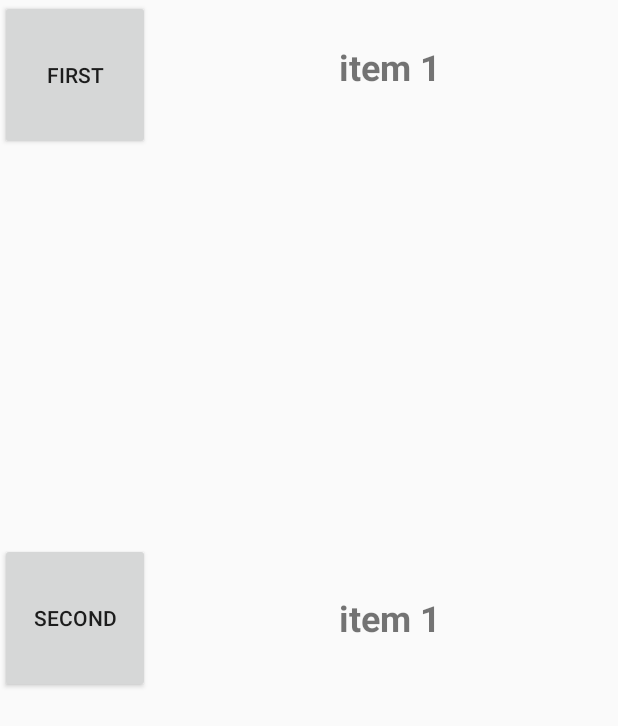
After one commit to michsak/The-Little-Gardener, an Android app: the layout custom_layout.xml on its own in the app's theme, with its tools: preview values and no code run, on a phone screen of 412 x 824 dp. The commit adds this screen. Shown: the top 726 px of the screen. Run offline under Robolectric (Android 15) with nearby library versions, the phone set to English and light mode, and no system bars; Roboto replaces fonts that are not available here.

Commit message:
drop down box list - not working different buttons

```diff
--- /dev/null
+++ b/app/src/main/res/layout/custom_layout.xml
@@ -0,0 +1,54 @@
+<?xml version="1.0" encoding="utf-8"?>
+<RelativeLayout xmlns:android="http://schemas.android.com/apk/res/android"
+    android:layout_width="match_parent"
+    android:layout_height="match_parent" >
+
+    <Button
+        android:id="@+id/first_list_button"
+        android:layout_width="100dp"
+        android:layout_height="100dp"
+        android:layout_alignParentLeft="true"
+        android:layout_alignParentTop="true"
+        android:layout_centerVertical="true"
+        android:layout_marginRight="5dp"
+        android:text="First" />
+
+    <TextView
+        android:id="@+id/first_list_item_string"
+        android:layout_width="312dp"
+        android:layout_height="89dp"
+        android:layout_alignParentRight="true"
+        android:layout_alignParentTop="true"
+        android:layout_centerVertical="true"
+        android:layout_marginRight="0dp"
+        android:gravity="center"
+        android:paddingLeft="8dp"
+        android:text="item 1"
+        android:textAlignment="center"
+        android:textSize="24sp"
+        android:textStyle="bold" />
+
+    <Button
+        android:id="@+id/second_list_button"
+        android:layout_width="100dp"
+        android:layout_height="100dp"
+        android:layout_centerVertical="true"
+        android:layout_marginRight="5dp"
+        android:text="Second" />
+
+    <TextView
+        android:id="@+id/second_list_item_string"
+        android:layout_width="312dp"
+        android:layout_height="89dp"
+        android:layout_alignParentRight="true"
+        android:layout_centerVertical="true"
+        android:layout_marginRight="0dp"
+        android:gravity="center"
+        android:paddingLeft="8dp"
+        android:text="item 1"
+        android:textAlignment="center"
+        android:textSize="24sp"
+        android:textStyle="bold" />
+
+
+</RelativeLayout>
```
Also changed, not shown: app/src/main/java/com/project/TheLittleGardener/MyCustomAdapter.java (added, +94 -0 lines), app/src/main/java/com/project/TheLittleGardener/PlayGame.java (+15 -0 lines), app/src/main/res/layout/activity_play_game.xml (+8 -2 lines).
